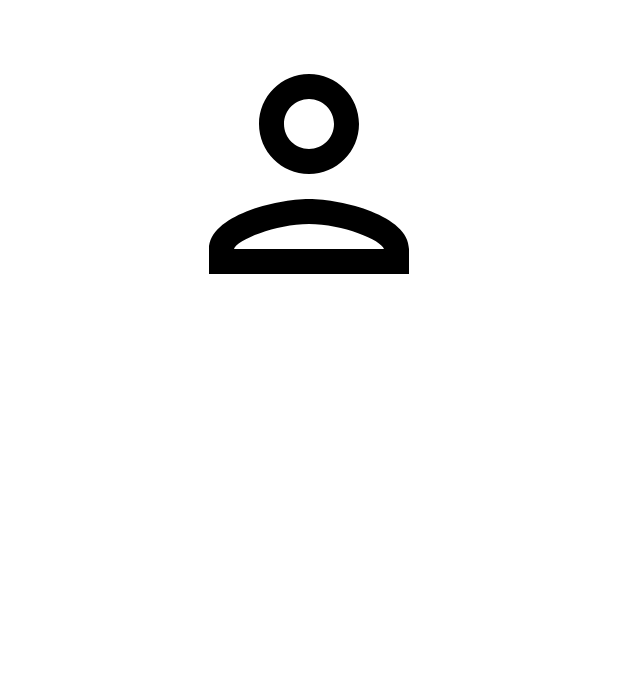
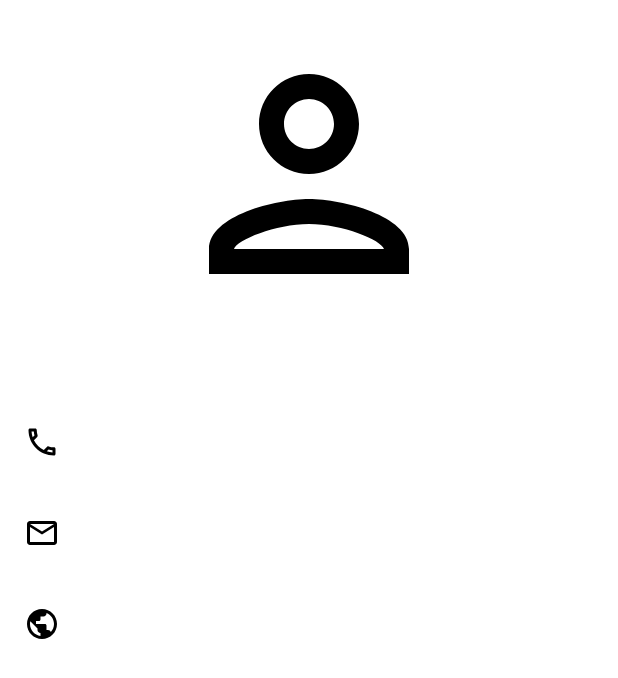
Before and after one commit to AlexDevRu/Contact_Book, an Android app: the ContactDetailsActivity screen opened directly, with no data from a screen before it, on a phone screen of 412 x 824 dp. Shown: the top 678 px of the screen. Run offline under Robolectric (Android 15) with nearby library versions, the phone set to English and light mode, and no system bars; network calls fail; 1 statement that could not run was skipped.

Commit message:
update design, save updated contact photo

```diff
--- a/app/src/main/java/com/example/learning_android_contact_book_kulakov/ui/MainActivity.kt
+++ b/app/src/main/java/com/example/learning_android_contact_book_kulakov/ui/MainActivity.kt
@@ -5,6 +5,8 @@ import android.os.Bundle
 import android.view.View
 import androidx.activity.viewModels
 import androidx.appcompat.app.AppCompatActivity
+import androidx.recyclerview.widget.DividerItemDecoration
+import androidx.recyclerview.widget.LinearLayoutManager
 import com.example.learning_android_contact_book_kulakov.Contact
 import com.example.learning_android_contact_book_kulakov.databinding.ActivityMainBinding
 import com.example.learning_android_contact_book_kulakov.ui.adapters.ContactAdapter
@@ -27,6 +29,9 @@ class MainActivity : AppCompatActivity(), ContactAdapter.Listener, View.OnClickL
         binding.rvContacts.adapter = contactAdapter
         binding.btnRegister.setOnClickListener(this)
 
+        val dividerItemDecoration = DividerItemDecoration(this, LinearLayoutManager.VERTICAL)
+        binding.rvContacts.addItemDecoration(dividerItemDecoration)
+
         observe()
     }
 
--- a/app/src/main/java/com/example/learning_android_contact_book_kulakov/ui/adapters/ContactAdapter.kt
+++ b/app/src/main/java/com/example/learning_android_contact_book_kulakov/ui/adapters/ContactAdapter.kt
@@ -6,7 +6,9 @@ import android.view.ViewGroup
 import androidx.recyclerview.widget.DiffUtil.ItemCallback
 import androidx.recyclerview.widget.ListAdapter
 import androidx.recyclerview.widget.RecyclerView
+import com.bumptech.glide.Glide
 import com.example.learning_android_contact_book_kulakov.Contact
+import com.example.learning_android_contact_book_kulakov.R
 import com.example.learning_android_contact_book_kulakov.databinding.ListItemContactBinding
 
 class ContactAdapter(
@@ -51,6 +53,10 @@ class ContactAdapter(
         fun bind(contact: Contact) {
             this.contact = contact
             binding.tvFullName.text = contact.getFullName()
+            Glide.with(binding.ivPhoto)
+                .load(contact.imageUri)
+                .error(R.drawable.person_black_24dp)
+                .into(binding.ivPhoto)
         }
 
         override fun onClick(p0: View?) {
--- /dev/null
+++ b/app/src/main/res/drawable/call_black_24dp.xml
@@ -0,0 +1,9 @@
+<vector xmlns:android="http://schemas.android.com/apk/res/android"
+    android:width="24dp"
+    android:height="24dp"
+    android:viewportWidth="24"
+    android:viewportHeight="24">
+  <path
+      android:pathData="M6.54,5c0.06,0.89 0.21,1.76 0.45,2.59l-1.2,1.2c-0.41,-1.2 -0.67,-2.47 -0.76,-3.79h1.51m9.86,12.02c0.85,0.24 1.72,0.39 2.6,0.45v1.49c-1.32,-0.09 -2.59,-0.35 -3.8,-0.75l1.2,-1.19M7.5,3H4c-0.55,0 -1,0.45 -1,1 0,9.39 7.61,17 17,17 0.55,0 1,-0.45 1,-1v-3.49c0,-0.55 -0.45,-1 -1,-1 -1.24,0 -2.45,-0.2 -3.57,-0.57 -0.1,-0.04 -0.21,-0.05 -0.31,-0.05 -0.26,0 -0.51,0.1 -0.71,0.29l-2.2,2.2c-2.83,-1.45 -5.15,-3.76 -6.59,-6.59l2.2,-2.2c0.28,-0.28 0.36,-0.67 0.25,-1.02C8.7,6.45 8.5,5.25 8.5,4c0,-0.55 -0.45,-1 -1,-1z"
+      android:fillColor="#000000"/>
+</vector>
--- /dev/null
+++ b/app/src/main/res/drawable/email_black_24dp.xml
@@ -0,0 +1,9 @@
+<vector xmlns:android="http://schemas.android.com/apk/res/android"
+    android:width="24dp"
+    android:height="24dp"
+    android:viewportWidth="24"
+    android:viewportHeight="24">
+  <path
+      android:pathData="M22,6c0,-1.1 -0.9,-2 -2,-2L4,4c-1.1,0 -2,0.9 -2,2v12c0,1.1 0.9,2 2,2h16c1.1,0 2,-0.9 2,-2L22,6zM20,6l-8,5 -8,-5h16zM20,18L4,18L4,8l8,5 8,-5v10z"
+      android:fillColor="#000000"/>
+</vector>
--- /dev/null
+++ b/app/src/main/res/drawable/public_black_24dp.xml
@@ -0,0 +1,9 @@
+<vector xmlns:android="http://schemas.android.com/apk/res/android"
+    android:width="24dp"
+    android:height="24dp"
+    android:viewportWidth="24"
+    android:viewportHeight="24">
+  <path
+      android:pathData="M12,2C6.48,2 2,6.48 2,12s4.48,10 10,10 10,-4.48 10,-10S17.52,2 12,2zM4,12c0,-0.61 0.08,-1.21 0.21,-1.78L8.99,15v1c0,1.1 0.9,2 2,2v1.93C7.06,19.43 4,16.07 4,12zM17.89,17.4c-0.26,-0.81 -1,-1.4 -1.9,-1.4h-1v-3c0,-0.55 -0.45,-1 -1,-1h-6v-2h2c0.55,0 1,-0.45 1,-1L10.99,7h2c1.1,0 2,-0.9 2,-2v-0.41C17.92,5.77 20,8.65 20,12c0,2.08 -0.81,3.98 -2.11,5.4z"
+      android:fillColor="#000000"/>
+</vector>
--- a/app/src/main/res/layout/activity_contact_details.xml
+++ b/app/src/main/res/layout/activity_contact_details.xml
@@ -19,6 +19,7 @@
         android:id="@+id/tvNames"
         android:layout_width="match_parent"
         android:layout_height="wrap_content"
+        android:layout_marginTop="16dp"
         android:textSize="18sp"
         app:layout_constraintTop_toBottomOf="@id/ivPhoto"
         tools:text="@string/contact_data_1" />
@@ -28,8 +29,10 @@
         android:layout_width="match_parent"
         android:layout_height="wrap_content"
         android:layout_marginTop="16dp"
+        android:drawablePadding="10dp"
         android:paddingVertical="10dp"
         android:textSize="18sp"
+        app:drawableStartCompat="@drawable/call_black_24dp"
         app:layout_constraintTop_toBottomOf="@id/tvNames"
         tools:text="@tools:sample/us_phones" />
 
@@ -38,8 +41,10 @@
         android:layout_width="match_parent"
         android:layout_height="wrap_content"
         android:layout_marginTop="16dp"
+        android:drawablePadding="10dp"
         android:paddingVertical="10dp"
         android:textSize="18sp"
+        app:drawableStartCompat="@drawable/email_black_24dp"
         app:layout_constraintTop_toBottomOf="@id/tvPhone"
         tools:text="example@example.com" />
 
@@ -48,8 +53,10 @@
         android:layout_width="match_parent"
         android:layout_height="wrap_content"
         android:layout_marginTop="16dp"
+        android:drawablePadding="10dp"
         android:paddingVertical="10dp"
         android:textSize="18sp"
+        app:drawableStartCompat="@drawable/public_black_24dp"
         app:layout_constraintTop_toBottomOf="@id/tvEmail"
         tools:text="https://t.me/nick" />
 
```
Also changed, not shown: app/src/main/java/com/example/learning_android_contact_book_kulakov/ui/contact_details/ContactDetailsActivity.kt (+6 -3 lines), app/src/main/java/com/example/learning_android_contact_book_kulakov/ui/contact_details/ContactDetailsViewModel.kt (+9 -0 lines), app/src/main/res/layout/list_item_contact.xml (+19 -5 lines).
